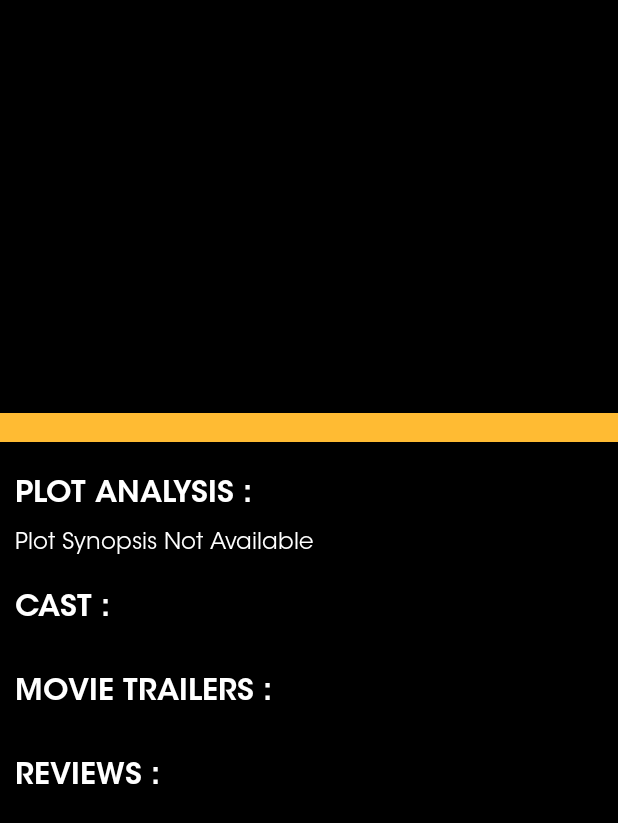
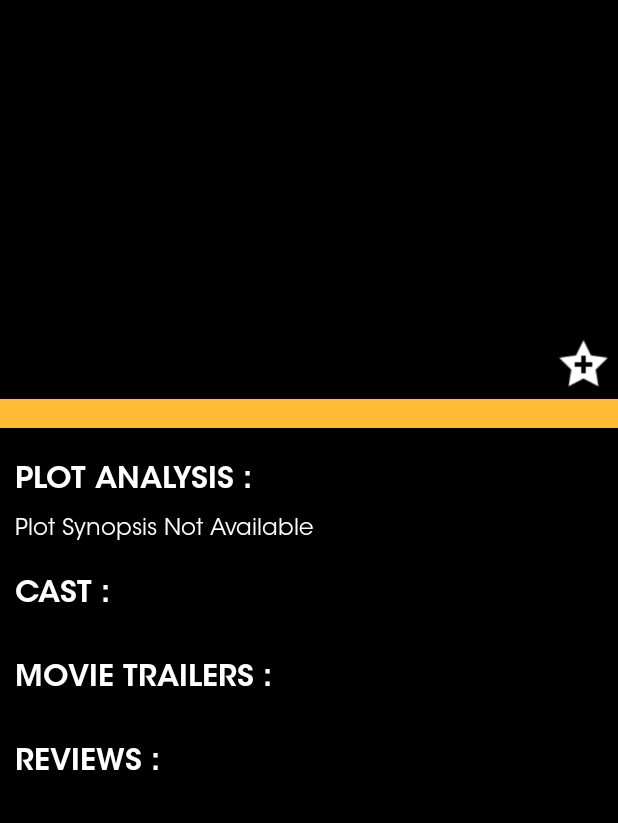
Before and after one commit to nasreekar/Udacity-Nanodegree-Popular-Movies-Stage2, an Android app: the DetailsActivity screen opened directly, with no data from a screen before it, on a phone screen of 412 x 824 dp. Shown: the top 823 px of the screen. Run offline under Robolectric (Android 15) with nearby library versions, the phone set to English and light mode, and no system bars; our stand-ins replace ButterKnife, Picasso; pictures from the network do not load; 10 statements that could not run were skipped.

Commit message:
added favorite button

```diff
--- a/app/src/main/res/layout/activity_details.xml
+++ b/app/src/main/res/layout/activity_details.xml
@@ -1,5 +1,6 @@
 <?xml version="1.0" encoding="utf-8"?>
 <android.support.v4.widget.NestedScrollView xmlns:android="http://schemas.android.com/apk/res/android"
+    xmlns:app="http://schemas.android.com/apk/res-auto"
     xmlns:tools="http://schemas.android.com/tools"
     android:layout_width="match_parent"
     android:layout_height="match_parent"
@@ -19,13 +20,40 @@
             android:contentDescription="@string/iv_details_content_description"
             android:scaleType="centerCrop" />
 
-        <TextView
-            android:id="@+id/tv_details_MovieTitle"
-            style="@style/FancyLarge"
-            android:layout_width="wrap_content"
+        <android.support.constraint.ConstraintLayout
+            android:layout_width="match_parent"
             android:layout_height="wrap_content"
-            android:layout_marginStart="10dp"
-            android:layout_marginBottom="20dp" />
+            android:orientation="horizontal">
+
+            <TextView
+                android:id="@+id/tv_details_MovieTitle"
+                style="@style/FancyLarge"
+                android:layout_width="0dp"
+                android:layout_height="wrap_content"
+                android:layout_marginStart="5dp"
+                android:layout_marginTop="5dp"
+                android:layout_marginEnd="10dp"
+                android:layout_marginBottom="5dp"
+                app:layout_constraintBottom_toBottomOf="parent"
+                app:layout_constraintEnd_toStartOf="@+id/imageView"
+                app:layout_constraintStart_toStartOf="parent"
+                app:layout_constraintTop_toTopOf="parent"
+                tools:text="abc" />
+
+            <ImageView
+                android:id="@+id/imageView"
+                android:layout_width="35dp"
+                android:layout_height="35dp"
+                android:layout_marginTop="5dp"
+                android:layout_marginEnd="5dp"
+                android:layout_marginBottom="5dp"
+                android:contentDescription="@string/movie_content_description"
+                android:scaleType="centerCrop"
+                android:src="@drawable/favorite_unsel"
+                app:layout_constraintBottom_toBottomOf="parent"
+                app:layout_constraintEnd_toEndOf="parent"
+                app:layout_constraintTop_toTopOf="parent" />
+        </android.support.constraint.ConstraintLayout>
 
         <LinearLayout
             android:layout_width="match_parent"
@@ -105,13 +133,13 @@
         <TextView
             android:id="@+id/tv_cast_not_available"
             style="@style/BodySmall"
-            android:layout_gravity="center"
             android:layout_width="wrap_content"
             android:layout_height="wrap_content"
+            android:layout_gravity="center"
             android:layout_marginStart="10dp"
             android:layout_marginBottom="10dp"
             android:text="@string/castNotAvailable"
-            android:visibility="gone"/>
+            android:visibility="gone" />
 
         <TextView
             android:id="@+id/tv_trailers_heading"
@@ -132,13 +160,13 @@
         <TextView
             android:id="@+id/tv_trailers_not_available"
             style="@style/BodySmall"
-            android:layout_gravity="center"
             android:layout_width="wrap_content"
             android:layout_height="wrap_content"
+            android:layout_gravity="center"
             android:layout_marginStart="10dp"
             android:layout_marginBottom="10dp"
             android:text="@string/trailerNotAvailable"
-            android:visibility="gone"/>
+            android:visibility="gone" />
 
         <TextView
             android:id="@+id/tv_reviews_heading"
@@ -159,13 +187,13 @@
         <TextView
             android:id="@+id/tv_reviews_not_available"
             style="@style/BodySmall"
-            android:layout_gravity="center"
             android:layout_width="wrap_content"
             android:layout_height="wrap_content"
+            android:layout_gravity="center"
             android:layout_marginStart="10dp"
             android:layout_marginBottom="10dp"
             android:text="@string/reviewsNotAvailable"
-            android:visibility="gone"/>
+            android:visibility="gone" />
 
     </LinearLayout>
 </android.support.v4.widget.NestedScrollView>
```
Also changed, not shown: app/src/main/res/drawable/favorite_selected.png (added), app/src/main/res/drawable/favorite_unsel.png (added).
